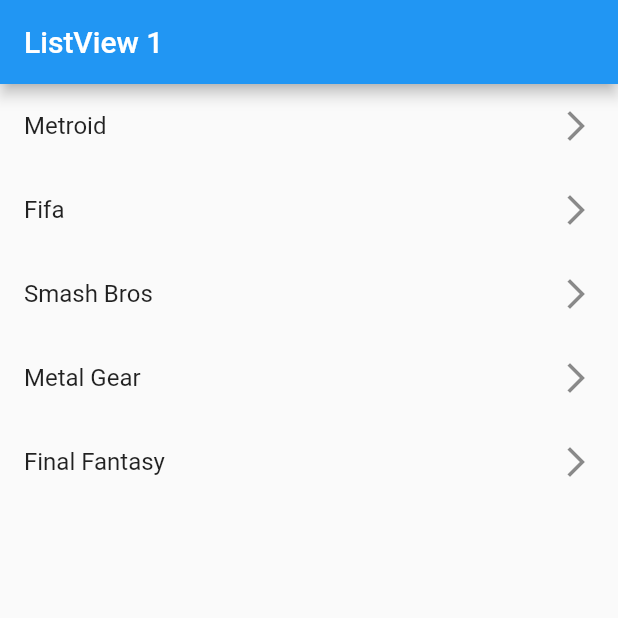
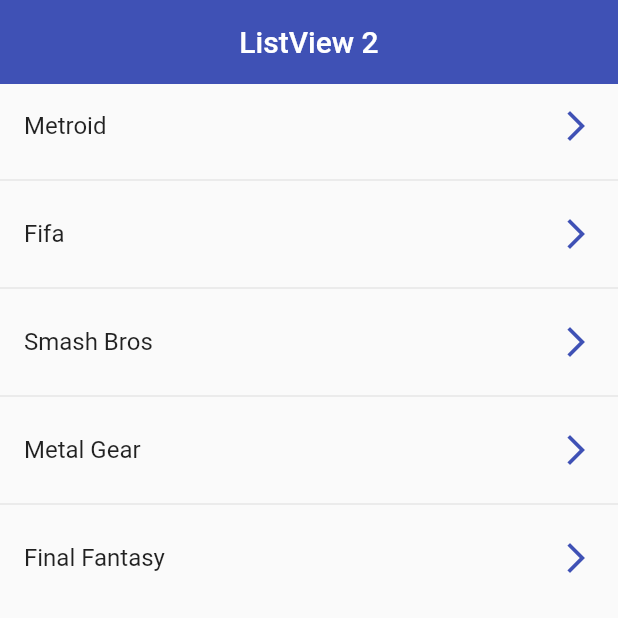
Before and after one commit to EdgarLS7/pruebaListas, a Flutter app: the screen it shows after launch, on a phone screen of 412 x 824 dp, the top half of it. Run offline on Flutter 3.47's test engine with Material 2 defaults, Android fonts, the phone set to English and light mode, and no system bars.

Commit message:
Lista separada y color

```diff
--- a/lib/main.dart
+++ b/lib/main.dart
@@ -1,7 +1,7 @@
-
 import 'package:flutter/material.dart';
 
-import 'package:fl_components/screens/listview_screen.dart';
+import 'package:fl_components/screens/listview_screen2.dart';
+// import 'package:fl_components/screens/listview_screen.dart';
 
 void main() => runApp(const MyApp());
 
@@ -13,7 +13,7 @@ class MyApp extends StatelessWidget {
     return const MaterialApp(
       debugShowCheckedModeBanner: false,
       title: 'Material App',
-      home: ListViewScreen()
+      home: ListView2Screen()
     );
   }
 }
--- /dev/null
+++ b/lib/screens/listview_screen2.dart
@@ -0,0 +1,32 @@
+import 'package:flutter/material.dart';
+
+class ListView2Screen extends StatelessWidget {
+
+  const ListView2Screen({Key? key}) : super(key: key);
+
+  final opciones = const['Metroid','Fifa','Smash Bros','Metal Gear','Final Fantasy'];
+
+  @override
+  Widget build(BuildContext context) {
+    return Scaffold(
+      appBar: AppBar(
+        title: const Center(child: Text('ListView 2')),
+        elevation: 0,
+        backgroundColor: Colors.indigo,
+      ),
+
+      body: ListView.separated(
+        itemBuilder: (context, index) => ListTile(
+          title: Text(opciones[index]),
+          trailing: const Icon(Icons.arrow_forward_ios_outlined, color: Colors.indigo),
+          onTap: () {
+            final juego = opciones[index];
+            print(juego);
+          },
+        ),
+        separatorBuilder: ( _, __ ) => const Divider(),
+        itemCount: opciones.length
+      )
+    );
+  }
+}
```
